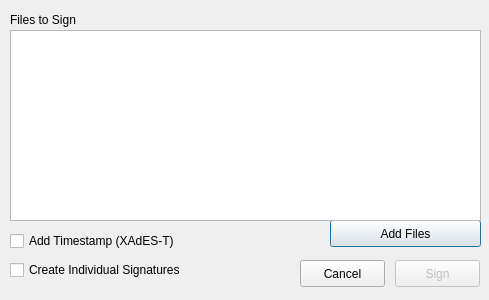
This is pteid-mw-pt/_src/eidmw/eidgui/dlgSignature.ui in amagovpt/autenticacao.gov as Qt 5 draws it before an edit. The edited form follows.
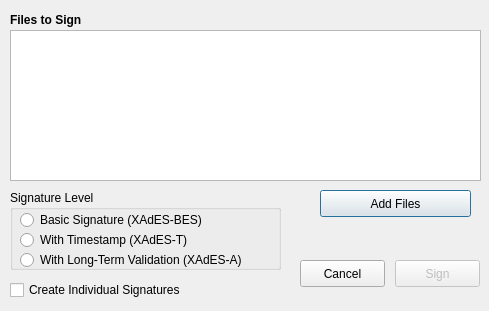
This is the edited form. Icons and pictures are not drawn. Custom widgets are drawn as their Qt base class.

Commit message: Merge pending changes to eidgui related to change address and Xades Signatures. Also fixed obscure crash in debug configuration (QtSingleApplication related)

```diff
--- a/pteid-mw-pt/_src/eidmw/eidgui/dlgSignature.ui
+++ b/pteid-mw-pt/_src/eidmw/eidgui/dlgSignature.ui
@@ -7,7 +7,7 @@
     <x>0</x>
     <y>0</y>
     <width>489</width>
-    <height>300</height>
+    <height>311</height>
    </rect>
   </property>
   <property name="sizePolicy">
@@ -29,8 +29,8 @@
   <widget class="QPushButton" name="pbAddFiles">
    <property name="geometry">
     <rect>
-     <x>330</x>
-     <y>220</y>
+     <x>320</x>
+     <y>190</y>
      <width>151</width>
      <height>27</height>
     </rect>
@@ -54,6 +54,12 @@
      <height>20</height>
     </rect>
    </property>
+   <property name="font">
+    <font>
+     <weight>75</weight>
+     <bold>true</bold>
+    </font>
+   </property>
    <property name="text">
     <string>Files to Sign</string>
    </property>
@@ -93,28 +99,15 @@
      <x>10</x>
      <y>30</y>
      <width>471</width>
-     <height>191</height>
+     <height>151</height>
     </rect>
    </property>
   </widget>
-  <widget class="QCheckBox" name="checkbox_timestamp">
-   <property name="geometry">
-    <rect>
-     <x>10</x>
-     <y>230</y>
-     <width>291</width>
-     <height>22</height>
-    </rect>
-   </property>
-   <property name="text">
-    <string>Add Timestamp (XAdES-T)</string>
-   </property>
-  </widget>
   <widget class="QCheckBox" name="checkbox_singlefiles">
    <property name="geometry">
     <rect>
      <x>10</x>
-     <y>260</y>
+     <y>280</y>
      <width>221</width>
      <height>20</height>
     </rect>
@@ -123,6 +116,58 @@
     <string>Create Individual Signatures</string>
    </property>
   </widget>
+  <widget class="QGroupBox" name="groupBox">
+   <property name="geometry">
+    <rect>
+     <x>10</x>
+     <y>190</y>
+     <width>271</width>
+     <height>80</height>
+    </rect>
+   </property>
+   <property name="title">
+    <string>Signature Level</string>
+   </property>
+   <widget class="QRadioButton" name="radioButton_xades_b">
+    <property name="geometry">
+     <rect>
+      <x>10</x>
+      <y>20</y>
+      <width>221</width>
+      <height>20</height>
+     </rect>
+    </property>
+    <property name="text">
+     <string>Basic Signature (XAdES-BES)</string>
+    </property>
+   </widget>
+   <widget class="QRadioButton" name="radioButton_xades_t">
+    <property name="geometry">
+     <rect>
+      <x>10</x>
+      <y>40</y>
+      <width>211</width>
+      <height>20</height>
+     </rect>
+    </property>
+    <property name="text">
+     <string>With Timestamp (XAdES-T)</string>
+    </property>
+   </widget>
+   <widget class="QRadioButton" name="radioButton_xades_a">
+    <property name="geometry">
+     <rect>
+      <x>10</x>
+      <y>60</y>
+      <width>271</width>
+      <height>20</height>
+     </rect>
+    </property>
+    <property name="text">
+     <string>With Long-Term Validation (XAdES-A)</string>
+    </property>
+   </widget>
+  </widget>
  </widget>
  <customwidgets>
   <customwidget>
```
The commit also changes 11 other files.
